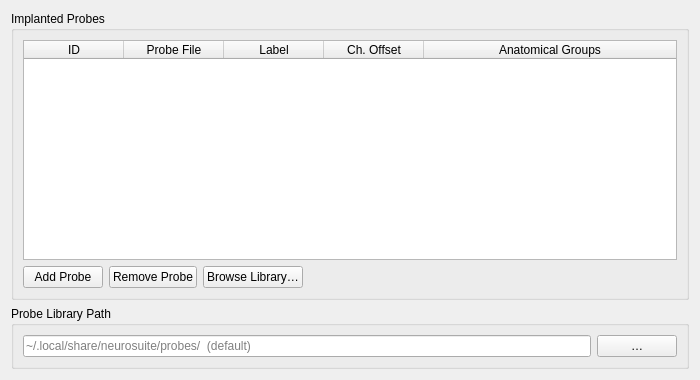
Qt form src/ndmanager/src/probelayout.ui (Gravios/neurosuite-3) before a commit.
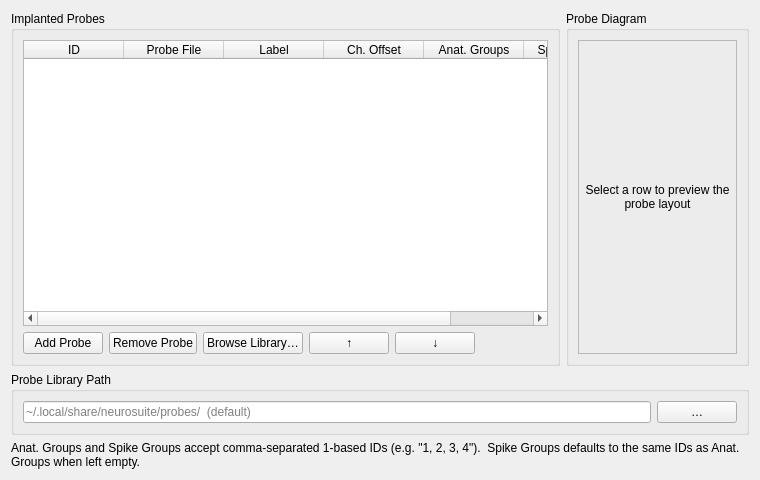
The same form after that commit.

Commit message: update(ndmanger) added probe tab for adding probe configurations

The edit to the form file:
```diff
--- a/src/ndmanager/src/probelayout.ui
+++ b/src/ndmanager/src/probelayout.ui
@@ -3,12 +3,16 @@
  <class>ProbeLayout</class>
  <widget class="QWidget" name="ProbeLayout">
   <property name="geometry">
-   <rect><x>0</x><y>0</y><width>700</width><height>380</height></rect>
+   <rect><x>0</x><y>0</y><width>760</width><height>480</height></rect>
   </property>
   <property name="windowTitle"><string>Probes</string></property>
-  <layout class="QVBoxLayout" name="mainLayout" stretch="1,0">
+  <layout class="QVBoxLayout" name="mainLayout" stretch="1,0,0">
 
-   <!-- Probe table -->
+   <!-- Top: probe table + diagram side-by-side -->
+   <item>
+    <layout class="QHBoxLayout" name="topLayout" stretch="3,1">
+
+     <!-- Left: probe table -->
    <item>
     <widget class="QGroupBox" name="probeGroupBox">
      <property name="title"><string>Implanted Probes</string></property>
@@ -29,14 +33,15 @@
         <property name="selectionMode">
          <enum>QAbstractItemView::SingleSelection</enum>
         </property>
-        <property name="columnCount"><number>5</number></property>
+          <property name="columnCount"><number>6</number></property>
         <attribute name="horizontalHeaderStretchLastSection"><bool>true</bool></attribute>
         <attribute name="verticalHeaderVisible"><bool>false</bool></attribute>
         <column><property name="text"><string>ID</string></property></column>
         <column><property name="text"><string>Probe File</string></property></column>
         <column><property name="text"><string>Label</string></property></column>
         <column><property name="text"><string>Ch. Offset</string></property></column>
-        <column><property name="text"><string>Anatomical Groups</string></property></column>
+          <column><property name="text"><string>Anat. Groups</string></property></column>
+          <column><property name="text"><string>Spike Groups</string></property></column>
        </widget>
       </item>
       <item>
@@ -56,6 +61,20 @@
           <property name="text"><string>Browse Library…</string></property>
          </widget>
         </item>
+          <item>
+           <widget class="QPushButton" name="moveUpButton">
+            <property name="text"><string>↑</string></property>
+            <property name="maximumWidth"><number>32</number></property>
+            <property name="toolTip"><string>Move selected probe up</string></property>
+           </widget>
+          </item>
+          <item>
+           <widget class="QPushButton" name="moveDownButton">
+            <property name="text"><string>↓</string></property>
+            <property name="maximumWidth"><number>32</number></property>
+            <property name="toolTip"><string>Move selected probe down</string></property>
+           </widget>
+          </item>
         <item>
          <spacer name="buttonSpacer">
           <property name="orientation"><enum>Qt::Horizontal</enum></property>
@@ -69,7 +88,32 @@
     </widget>
    </item>
 
-   <!-- Probe library path -->
+     <!-- Right: probe diagram placeholder -->
+     <item>
+      <widget class="QGroupBox" name="diagramGroupBox">
+       <property name="title"><string>Probe Diagram</string></property>
+       <layout class="QVBoxLayout" name="diagramLayout">
+        <item>
+         <widget class="QLabel" name="diagramLabel">
+          <property name="sizePolicy">
+           <sizepolicy hsizetype="Expanding" vsizetype="Expanding">
+            <horstretch>0</horstretch><verstretch>1</verstretch>
+           </sizepolicy>
+          </property>
+          <property name="text"><string>Select a row to preview the probe layout</string></property>
+          <property name="alignment"><set>Qt::AlignHCenter|Qt::AlignVCenter</set></property>
+          <property name="wordWrap"><bool>true</bool></property>
+          <property name="frameShape"><enum>QFrame::StyledPanel</enum></property>
+         </widget>
+        </item>
+       </layout>
+      </widget>
+     </item>
+
+    </layout>
+   </item>
+
+   <!-- Middle: probe library path -->
    <item>
     <widget class="QGroupBox" name="libraryGroupBox">
      <property name="title"><string>Probe Library Path</string></property>
@@ -91,6 +135,17 @@
     </widget>
    </item>
 
+   <!-- Bottom: hint label -->
+   <item>
+    <widget class="QLabel" name="hintLabel">
+     <property name="text">
+      <string>Anat. Groups and Spike Groups accept comma-separated 1-based IDs (e.g. "1, 2, 3, 4").  Spike Groups defaults to the same IDs as Anat. Groups when left empty.</string>
+     </property>
+     <property name="wordWrap"><bool>true</bool></property>
+     <property name="alignment"><set>Qt::AlignLeading|Qt::AlignTop</set></property>
+    </widget>
+   </item>
+
   </layout>
  </widget>
  <resources/>
```
Lines whose indentation alone changed are shown as unchanged. The commit also changes 13 other files.
